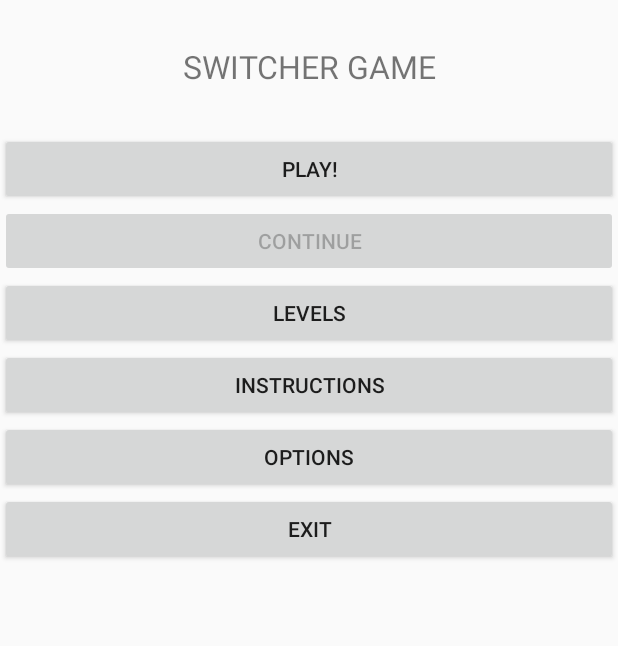
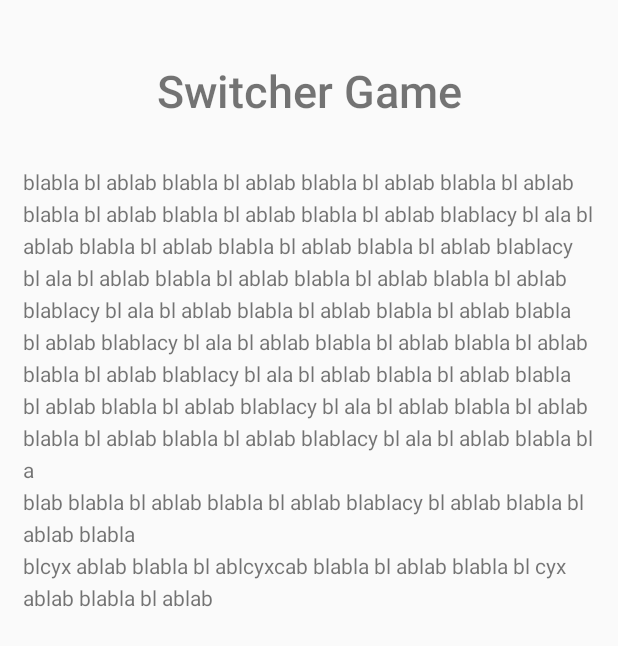
Before and after one commit to josiprezic/SwitcherGame, an Android app: the screen it shows after launch (MainActivity before the commit, InstructionsActivity after it), after a tap on "INSTRUCTIONS", on a phone screen of 412 x 824 dp. Shown: the top 646 px of the screen. Run offline under Robolectric (Android 15) with nearby library versions, the phone set to English and light mode, and no system bars.

Commit message:
Dodano InstructionsActivity i OptionsActivity

```diff
--- a/app/src/main/AndroidManifest.xml
+++ b/app/src/main/AndroidManifest.xml
@@ -20,7 +20,9 @@
         <activity android:name=".Levels.Level2" />
         <activity android:name=".Levels.Level3" />
         <activity android:name=".Levels.Level4" />
-        <activity android:name=".LevelsActivity"></activity>
+        <activity android:name=".LevelsActivity" />
+        <activity android:name=".InstructionsActivity" />
+        <activity android:name=".OptionsActivity"></activity>
     </application>
 
 </manifest>
--- /dev/null
+++ b/app/src/main/java/com/example/josip/switchergame/InstructionsActivity.java
@@ -0,0 +1,16 @@
+package com.example.josip.switchergame;
+
+import android.support.v7.app.AppCompatActivity;
+import android.os.Bundle;
+
+public class InstructionsActivity extends AppCompatActivity {
+
+    @Override
+    protected void onCreate(Bundle savedInstanceState) {
+        super.onCreate(savedInstanceState);
+        setContentView(R.layout.activity_instructions);
+
+
+
+    }
+}
--- a/app/src/main/java/com/example/josip/switchergame/MainActivity.java
+++ b/app/src/main/java/com/example/josip/switchergame/MainActivity.java
@@ -1,6 +1,8 @@
 package com.example.josip.switchergame;
 
+import android.app.VoiceInteractor;
 import android.content.Intent;
+import android.graphics.BitmapFactory;
 import android.support.v7.app.AppCompatActivity;
 import android.os.Bundle;
 import android.view.View;
@@ -87,10 +89,6 @@ public class MainActivity extends AppCompatActivity {
                 //otvaranje liste levela
                 Intent intent = new Intent(getApplicationContext(), LevelsActivity.class);
                 startActivity(intent);
-
-
-
-                Toast.makeText(MainActivity.this, "Comming soon!", Toast.LENGTH_SHORT).show();
             }
         });
 
@@ -98,14 +96,16 @@ public class MainActivity extends AppCompatActivity {
         btInstructions.setOnClickListener(new View.OnClickListener() {
             @Override
             public void onClick(View v) {
-                Toast.makeText(MainActivity.this, "Comming soon!", Toast.LENGTH_SHORT).show();
+                Intent intent = new Intent(getApplicationContext(), InstructionsActivity.class);
+                startActivity(intent);
             }
         });
 
         btOptions.setOnClickListener(new View.OnClickListener() {
             @Override
             public void onClick(View v) {
-                Toast.makeText(MainActivity.this, "Comming soon!", Toast.LENGTH_SHORT).show();
+                Intent intent = new Intent(getApplicationContext(), OptionsActivity.class);
+                startActivity(intent);
             }
         });
 
--- a/app/src/main/java/com/example/josip/switchergame/Util/Util.java
+++ b/app/src/main/java/com/example/josip/switchergame/Util/Util.java
@@ -2,6 +2,7 @@ package com.example.josip.switchergame.Util;
 
 import android.app.Activity;
 import android.content.Context;
+import android.content.Intent;
 import android.content.SharedPreferences;
 import android.view.View;
 import android.widget.Switch;
@@ -54,6 +55,7 @@ public class Util {
             index++;
         }
 
+
         return -1;
     }
 
--- /dev/null
+++ b/app/src/main/res/layout/activity_instructions.xml
@@ -0,0 +1,31 @@
+<?xml version="1.0" encoding="utf-8"?>
+<LinearLayout xmlns:android="http://schemas.android.com/apk/res/android"
+    xmlns:app="http://schemas.android.com/apk/res-auto"
+    xmlns:tools="http://schemas.android.com/tools"
+    android:layout_width="match_parent"
+    android:layout_height="match_parent"
+    tools:context="com.example.josip.switchergame.InstructionsActivity"
+    android:orientation="vertical"
+    >
+
+    <TextView
+        android:layout_width="match_parent"
+        android:layout_height="wrap_content"
+        android:text="Switcher Game"
+        android:textSize="30dp"
+        android:gravity="center"
+        android:layout_marginTop="40dp"
+        android:fontFamily="sans-serif-light"
+        android:textStyle="bold"
+        />
+
+    <TextView
+        android:layout_width="match_parent"
+        android:layout_height="wrap_content"
+        android:layout_marginTop="15dp"
+        android:text="@string/game_instructions"
+        android:lineSpacingExtra="5dp"
+        android:padding="15dp"
+        />
+
+</LinearLayout>
--- a/app/src/main/res/values/strings.xml
+++ b/app/src/main/res/values/strings.xml
@@ -7,4 +7,5 @@
     <string name="exit">exit</string>
     <string name="levels">levels</string>
     <string name="cont">continue</string>
+    <string name="game_instructions">blabla bl ablab blabla bl ablab blabla bl ablab blabla bl ablab blabla bl ablab blabla bl ablab blabla bl ablab blablacy bl ala bl ablab blabla bl ablab blabla bl ablab blabla bl ablab blablacy bl ala bl ablab blabla bl ablab blabla bl ablab blabla bl ablab blablacy bl ala bl ablab blabla bl ablab blabla bl ablab blabla bl ablab blablacy bl ala bl ablab blabla bl ablab blabla bl ablab blabla bl ablab blablacy bl ala bl ablab blabla bl ablab blabla bl ablab blabla bl ablab blablacy bl ala bl ablab blabla bl ablab blabla bl ablab blabla bl ablab blablacy bl ala bl ablab blabla bl a\nblab blabla bl ablab blabla bl ablab blablacy bl ablab blabla  bl ablab blabla \nblcyx ablab blabla bl ablcyxcab blabla bl ablab blabla bl cyx ablab blabla bl ablab</string>
 </resources>
```
Also changed, not shown: app/src/main/java/com/example/josip/switchergame/OptionsActivity.java (added, +15 -0 lines), app/src/main/res/layout/activity_options.xml (added, +37 -0 lines).
